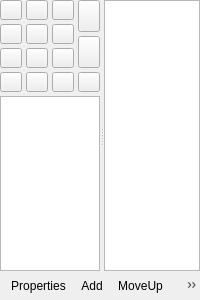
First picture: the form in src/ptz-controls.ui, repository glikely/obs-ptz, before the edit.
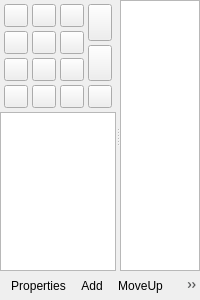
Second picture: the form after the edit. Icons and pictures are not drawn. Custom widgets are drawn as their Qt base class.

```diff
--- a/src/ptz-controls.ui
+++ b/src/ptz-controls.ui
@@ -1,7 +1,7 @@
 <?xml version="1.0" encoding="UTF-8"?>
 <ui version="4.0">
  <class>PTZControls</class>
- <widget class="QWidget" name="PTZControls">
+ <widget class="QFrame" name="PTZControls">
   <property name="geometry">
    <rect>
     <x>0</x>
@@ -37,16 +37,10 @@
      <property name="childrenCollapsible">
       <bool>false</bool>
      </property>
-     <widget class="QWidget" name="splitterWidgetLeft" native="true">
-      <property name="maximumSize">
-       <size>
-        <width>200</width>
-        <height>16777215</height>
-       </size>
-      </property>
+     <widget class="QFrame" name="splitterWidgetLeft">
       <layout class="QVBoxLayout" name="splitterWidgetLeftVerticalLayout">
        <property name="spacing">
-        <number>4</number>
+        <number>0</number>
        </property>
        <property name="leftMargin">
         <number>0</number>
@@ -62,18 +56,24 @@
        </property>
        <item>
         <widget class="QWidget" name="movementControlsWidget" native="true">
+         <property name="sizePolicy">
+          <sizepolicy hsizetype="Expanding" vsizetype="Fixed">
+           <horstretch>0</horstretch>
+           <verstretch>0</verstretch>
+          </sizepolicy>
+         </property>
          <layout class="QGridLayout" name="movementControlsGridLayout">
           <property name="leftMargin">
-           <number>0</number>
+           <number>4</number>
           </property>
           <property name="topMargin">
-           <number>0</number>
+           <number>4</number>
           </property>
           <property name="rightMargin">
-           <number>0</number>
+           <number>4</number>
           </property>
           <property name="bottomMargin">
-           <number>0</number>
+           <number>4</number>
           </property>
           <property name="spacing">
            <number>4</number>
@@ -104,19 +104,13 @@
                <number>4</number>
               </property>
               <item row="0" column="0">
-               <widget class="QPushButton" name="panTiltButton_upleft">
+               <widget class="QToolButton" name="panTiltButton_upleft">
                 <property name="sizePolicy">
-                 <sizepolicy hsizetype="Minimum" vsizetype="Minimum">
+                 <sizepolicy hsizetype="Expanding" vsizetype="Expanding">
                   <horstretch>0</horstretch>
                   <verstretch>0</verstretch>
                  </sizepolicy>
                 </property>
-                <property name="minimumSize">
-                 <size>
-                  <width>20</width>
-                  <height>20</height>
-                 </size>
-                </property>
                 <property name="toolTip">
                  <string>&lt;html&gt;&lt;head/&gt;&lt;body&gt;&lt;p&gt;Move camera up left&lt;br/&gt;&amp;lt;ctrl&amp;gt;+click: fast&lt;br/&gt;&amp;lt;shift&amp;gt;+click: slow&lt;/p&gt;&lt;/body&gt;&lt;/html&gt;</string>
                 </property>
@@ -130,19 +124,13 @@
                </widget>
               </item>
               <item row="0" column="1">
-               <widget class="QPushButton" name="panTiltButton_up">
+               <widget class="QToolButton" name="panTiltButton_up">
                 <property name="sizePolicy">
-                 <sizepolicy hsizetype="Minimum" vsizetype="Minimum">
+                 <sizepolicy hsizetype="Expanding" vsizetype="Expanding">
                   <horstretch>0</horstretch>
                   <verstretch>0</verstretch>
                  </sizepolicy>
                 </property>
-                <property name="minimumSize">
-                 <size>
-                  <width>20</width>
-                  <height>20</height>
-                 </size>
-                </property>
                 <property name="toolTip">
                  <string>&lt;html&gt;&lt;head/&gt;&lt;body&gt;&lt;p&gt;Move camera up&lt;br/&gt;&amp;lt;ctrl&amp;gt;+click: fast&lt;br/&gt;&amp;lt;shift&amp;gt;+click: slow&lt;/p&gt;&lt;/body&gt;&lt;/html&gt;</string>
                 </property>
@@ -156,19 +144,13 @@
                </widget>
               </item>
               <item row="2" column="2">
-               <widget class="QPushButton" name="panTiltButton_downright">
+               <widget class="QToolButton" name="panTiltButton_downright">
                 <property name="sizePolicy">
-                 <sizepolicy hsizetype="Minimum" vsizetype="Minimum">
+                 <sizepolicy hsizetype="Expanding" vsizetype="Expanding">
                   <horstretch>0</horstretch>
                   <verstretch>0</verstretch>
                  </sizepolicy>
                 </property>
-                <property name="minimumSize">
-                 <size>
-                  <width>20</width>
-                  <height>20</height>
-                 </size>
-                </property>
                 <property name="toolTip">
                  <string>&lt;html&gt;&lt;head/&gt;&lt;body&gt;&lt;p&gt;Move camera down right&lt;br/&gt;&amp;lt;ctrl&amp;gt;+click: fast&lt;br/&gt;&amp;lt;shift&amp;gt;+click: slow&lt;/p&gt;&lt;/body&gt;&lt;/html&gt;</string>
                 </property>
@@ -182,19 +164,13 @@
                </widget>
               </item>
               <item row="0" column="2">
-               <widget class="QPushButton" name="panTiltButton_upright">
+               <widget class="QToolButton" name="panTiltButton_upright">
                 <property name="sizePolicy">
-                 <sizepolicy hsizetype="Minimum" vsizetype="Minimum">
+                 <sizepolicy hsizetype="Expanding" vsizetype="Expanding">
                   <horstretch>0</horstretch>
                   <verstretch>0</verstretch>
                  </sizepolicy>
                 </property>
-                <property name="minimumSize">
-                 <size>
-                  <width>20</width>
-                  <height>20</height>
-                 </size>
-                </property>
                 <property name="toolTip">
                  <string>&lt;html&gt;&lt;head/&gt;&lt;body&gt;&lt;p&gt;Move camera up right&lt;br/&gt;&amp;lt;ctrl&amp;gt;+click: fast&lt;br/&gt;&amp;lt;shift&amp;gt;+click: slow&lt;/p&gt;&lt;/body&gt;&lt;/html&gt;</string>
                 </property>
@@ -208,19 +184,13 @@
                </widget>
               </item>
               <item row="1" column="1">
-               <widget class="QPushButton" name="panTiltButton_home">
+               <widget class="QToolButton" name="panTiltButton_home">
                 <property name="sizePolicy">
-                 <sizepolicy hsizetype="Minimum" vsizetype="Minimum">
+                 <sizepolicy hsizetype="Expanding" vsizetype="Expanding">
                   <horstretch>0</horstretch>
                   <verstretch>0</verstretch>
                  </sizepolicy>
                 </property>
-                <property name="minimumSize">
-                 <size>
-                  <width>20</width>
-                  <height>20</height>
-                 </size>
-                </property>
                 <property name="text">
                  <string/>
                 </property>
@@ -231,19 +201,13 @@
                </widget>
               </item>
               <item row="1" column="0">
-               <widget class="QPushButton" name="panTiltButton_left">
+               <widget class="QToolButton" name="panTiltButton_left">
                 <property name="sizePolicy">
-                 <sizepolicy hsizetype="Minimum" vsizetype="Minimum">
+                 <sizepolicy hsizetype="Expanding" vsizetype="Expanding">
                   <horstretch>0</horstretch>
                   <verstretch>0</verstretch>
                  </sizepolicy>
                 </property>
-                <property name="minimumSize">
-                 <size>
-                  <width>20</width>
-                  <height>20</height>
-                 </size>
-                </property>
                 <property name="toolTip">
                  <string>&lt;html&gt;&lt;head/&gt;&lt;body&gt;&lt;p&gt;Move camera left&lt;br/&gt;&amp;lt;ctrl&amp;gt;+click: fast&lt;br/&gt;&amp;lt;shift&amp;gt;+click: slow&lt;/p&gt;&lt;/body&gt;&lt;/html&gt;</string>
                 </property>
@@ -257,19 +221,13 @@
                </widget>
               </item>
               <item row="2" column="1">
-               <widget class="QPushButton" name="panTiltButton_down">
+               <widget class="QToolButton" name="panTiltButton_down">
                 <property name="sizePolicy">
-                 <sizepolicy hsizetype="Minimum" vsizetype="Minimum">
+                 <sizepolicy hsizetype="Expanding" vsizetype="Expanding">
                   <horstretch>0</horstretch>
                   <verstretch>0</verstretch>
                  </sizepolicy>
                 </property>
-                <property name="minimumSize">
-                 <size>
-                  <width>20</width>
-                  <height>20</height>
-                 </size>
-                </property>
                 <property name="toolTip">
                  <string>&lt;html&gt;&lt;head/&gt;&lt;body&gt;&lt;p&gt;Move camera down&lt;br/&gt;&amp;lt;ctrl&amp;gt;+click: fast&lt;br/&gt;&amp;lt;shift&amp;gt;+click: slow&lt;/p&gt;&lt;/body&gt;&lt;/html&gt;</string>
                 </property>
@@ -283,19 +241,13 @@
                </widget>
               </item>
               <item row="2" column="0">
-               <widget class="QPushButton" name="panTiltButton_downleft">
+               <widget class="QToolButton" name="panTiltButton_downleft">
                 <property name="sizePolicy">
-                 <sizepolicy hsizetype="Minimum" vsizetype="Minimum">
+                 <sizepolicy hsizetype="Expanding" vsizetype="Expanding">
                   <horstretch>0</horstretch>
                   <verstretch>0</verstretch>
                  </sizepolicy>
                 </property>
-                <property name="minimumSize">
-                 <size>
-                  <width>20</width>
-                  <height>20</height>
-                 </size>
-                </property>
                 <property name="toolTip">
                  <string>&lt;html&gt;&lt;head/&gt;&lt;body&gt;&lt;p&gt;Move camera down left&lt;br/&gt;&amp;lt;ctrl&amp;gt;+click: fast&lt;br/&gt;&amp;lt;shift&amp;gt;+click: slow&lt;/p&gt;&lt;/body&gt;&lt;/html&gt;</string>
                 </property>
@@ -309,19 +261,13 @@
                </widget>
               </item>
               <item row="1" column="2">
-               <widget class="QPushButton" name="panTiltButton_right">
+               <widget class="QToolButton" name="panTiltButton_right">
                 <property name="sizePolicy">
-                 <sizepolicy hsizetype="Minimum" vsizetype="Minimum">
+                 <sizepolicy hsizetype="Expanding" vsizetype="Expanding">
                   <horstretch>0</horstretch>
                   <verstretch>0</verstretch>
                  </sizepolicy>
                 </property>
-                <property name="minimumSize">
-                 <size>
-                  <width>20</width>
-                  <height>20</height>
-                 </size>
-                </property>
                 <property name="toolTip">
                  <string>&lt;html&gt;&lt;head/&gt;&lt;body&gt;&lt;p&gt;Move camera right&lt;br/&gt;&amp;lt;ctrl&amp;gt;+click: fast&lt;br/&gt;&amp;lt;shift&amp;gt;+click: slow&lt;/p&gt;&lt;/body&gt;&lt;/html&gt;</string>
                 </property>
@@ -360,19 +306,13 @@
           <item row="0" column="3" rowspan="3">
            <layout class="QVBoxLayout" name="zoomControlsVerticalLayout">
             <item>
-             <widget class="QPushButton" name="zoomButton_tele">
+             <widget class="QToolButton" name="zoomButton_tele">
               <property name="sizePolicy">
-               <sizepolicy hsizetype="Minimum" vsizetype="Minimum">
+               <sizepolicy hsizetype="Expanding" vsizetype="Expanding">
                 <horstretch>0</horstretch>
                 <verstretch>0</verstretch>
                </sizepolicy>
               </property>
-              <property name="minimumSize">
-               <size>
-                <width>20</width>
-                <height>20</height>
-               </size>
-              </property>
               <property name="toolTip">
                <string>&lt;html&gt;&lt;head/&gt;&lt;body&gt;&lt;p&gt;Zoom camera in&lt;br/&gt;&amp;lt;ctrl&amp;gt;+click: fast&lt;br/&gt;&amp;lt;shift&amp;gt;+click: slow&lt;/p&gt;&lt;/body&gt;&lt;/html&gt;</string>
               </property>
@@ -386,19 +326,13 @@
              </widget>
             </item>
             <item>
-             <widget class="QPushButton" name="zoomButton_wide">
+             <widget class="QToolButton" name="zoomButton_wide">
               <property name="sizePolicy">
-               <sizepolicy hsizetype="Minimum" vsizetype="Minimum">
+               <sizepolicy hsizetype="Expanding" vsizetype="Expanding">
                 <horstretch>0</horstretch>
                 <verstretch>0</verstretch>
                </sizepolicy>
               </property>
-              <property name="minimumSize">
-               <size>
-                <width>20</width>
-                <height>20</height>
-               </size>
-              </property>
               <property name="toolTip">
                <string>&lt;html&gt;&lt;head/&gt;&lt;body&gt;&lt;p&gt;Zoom camera out&lt;br/&gt;&amp;lt;ctrl&amp;gt;+click: fast&lt;br/&gt;&amp;lt;shift&amp;gt;+click: slow&lt;/p&gt;&lt;/body&gt;&lt;/html&gt;</string>
               </property>
@@ -410,28 +344,14 @@
             </item>
            </layout>
           </item>
-         </layout>
-        </widget>
-       </item>
-       <item>
-        <layout class="QHBoxLayout" name="focusControlsHorizontalLayout">
-         <property name="spacing">
-          <number>4</number>
-         </property>
-         <item>
-          <widget class="QPushButton" name="focusButton_auto">
+          <item row="3" column="0">
+           <widget class="QToolButton" name="focusButton_auto">
            <property name="sizePolicy">
-            <sizepolicy hsizetype="Minimum" vsizetype="Minimum">
+             <sizepolicy hsizetype="Expanding" vsizetype="Expanding">
              <horstretch>0</horstretch>
              <verstretch>0</verstretch>
             </sizepolicy>
            </property>
-           <property name="minimumSize">
-            <size>
-             <width>20</width>
-             <height>20</height>
-            </size>
-           </property>
            <property name="toolTip">
             <string>&lt;html&gt;&lt;head/&gt;&lt;body&gt;&lt;p&gt;Toggle Autofocus On/Off&lt;/p&gt;&lt;/body&gt;&lt;/html&gt;</string>
            </property>
@@ -444,20 +364,14 @@
            </property>
           </widget>
          </item>
-         <item>
-          <widget class="QPushButton" name="focusButton_near">
+          <item row="3" column="1">
+           <widget class="QToolButton" name="focusButton_near">
            <property name="sizePolicy">
-            <sizepolicy hsizetype="Minimum" vsizetype="Minimum">
+             <sizepolicy hsizetype="Expanding" vsizetype="Expanding">
              <horstretch>0</horstretch>
              <verstretch>0</verstretch>
             </sizepolicy>
            </property>
-           <property name="minimumSize">
-            <size>
-             <width>20</width>
-             <height>20</height>
-            </size>
-           </property>
            <property name="toolTip">
             <string>&lt;html&gt;&lt;head/&gt;&lt;body&gt;&lt;p&gt;Focus near&lt;br/&gt;&amp;lt;ctrl&amp;gt;+click: fast&lt;br/&gt;&amp;lt;shift&amp;gt;+click: slow&lt;/p&gt;&lt;/body&gt;&lt;/html&gt;</string>
            </property>
@@ -467,20 +381,14 @@
            </property>
           </widget>
          </item>
-         <item>
-          <widget class="QPushButton" name="focusButton_far">
+          <item row="3" column="2">
+           <widget class="QToolButton" name="focusButton_far">
            <property name="sizePolicy">
-            <sizepolicy hsizetype="Minimum" vsizetype="Minimum">
+             <sizepolicy hsizetype="Expanding" vsizetype="Expanding">
              <horstretch>0</horstretch>
              <verstretch>0</verstretch>
             </sizepolicy>
            </property>
-           <property name="minimumSize">
-            <size>
-             <width>20</width>
-             <height>20</height>
-            </size>
-           </property>
            <property name="toolTip">
             <string>&lt;html&gt;&lt;head/&gt;&lt;body&gt;&lt;p&gt;Focus far&lt;br/&gt;&amp;lt;ctrl&amp;gt;+click: fast&lt;br/&gt;&amp;lt;shift&amp;gt;+click: slow&lt;/p&gt;&lt;/body&gt;&lt;/html&gt;</string>
            </property>
@@ -493,20 +401,14 @@
            </property>
           </widget>
          </item>
-         <item>
-          <widget class="QPushButton" name="focusButton_onetouch">
+          <item row="3" column="3">
+           <widget class="QToolButton" name="focusButton_onetouch">
            <property name="sizePolicy">
-            <sizepolicy hsizetype="Minimum" vsizetype="Minimum">
+             <sizepolicy hsizetype="Expanding" vsizetype="Expanding">
              <horstretch>0</horstretch>
              <verstretch>0</verstretch>
             </sizepolicy>
            </property>
-           <property name="minimumSize">
-            <size>
-             <width>20</width>
-             <height>20</height>
-            </size>
-           </property>
            <property name="toolTip">
             <string>&lt;html&gt;&lt;head/&gt;&lt;body&gt;&lt;p&gt;One-touch Autofocus&lt;/p&gt;&lt;/body&gt;&lt;/html&gt;</string>
            </property>
@@ -519,11 +421,12 @@
           </widget>
          </item>
         </layout>
+        </widget>
        </item>
        <item>
         <widget class="CircularListView" name="cameraList">
          <property name="sizePolicy">
-          <sizepolicy hsizetype="Minimum" vsizetype="Expanding">
+          <sizepolicy hsizetype="Expanding" vsizetype="Expanding">
            <horstretch>0</horstretch>
            <verstretch>0</verstretch>
           </sizepolicy>
@@ -544,21 +447,6 @@
        </item>
       </layout>
      </widget>
-     <widget class="QWidget" name="splitterWidgetRight" native="true">
-      <layout class="QVBoxLayout" name="splitterWidgetRightVerticalLayout">
-       <property name="leftMargin">
-        <number>0</number>
-       </property>
-       <property name="topMargin">
-        <number>0</number>
-       </property>
-       <property name="rightMargin">
-        <number>0</number>
-       </property>
-       <property name="bottomMargin">
-        <number>0</number>
-       </property>
-       <item>
         <widget class="CircularListView" name="presetListView">
          <property name="contextMenuPolicy">
           <enum>Qt::ContextMenuPolicy::CustomContextMenu</enum>
@@ -566,9 +454,6 @@
          <property name="editTriggers">
           <set>QAbstractItemView::EditTrigger::EditKeyPressed</set>
          </property>
-        </widget>
-       </item>
-      </layout>
      </widget>
     </widget>
    </item>
```
Lines whose indentation alone changed are shown as unchanged.
